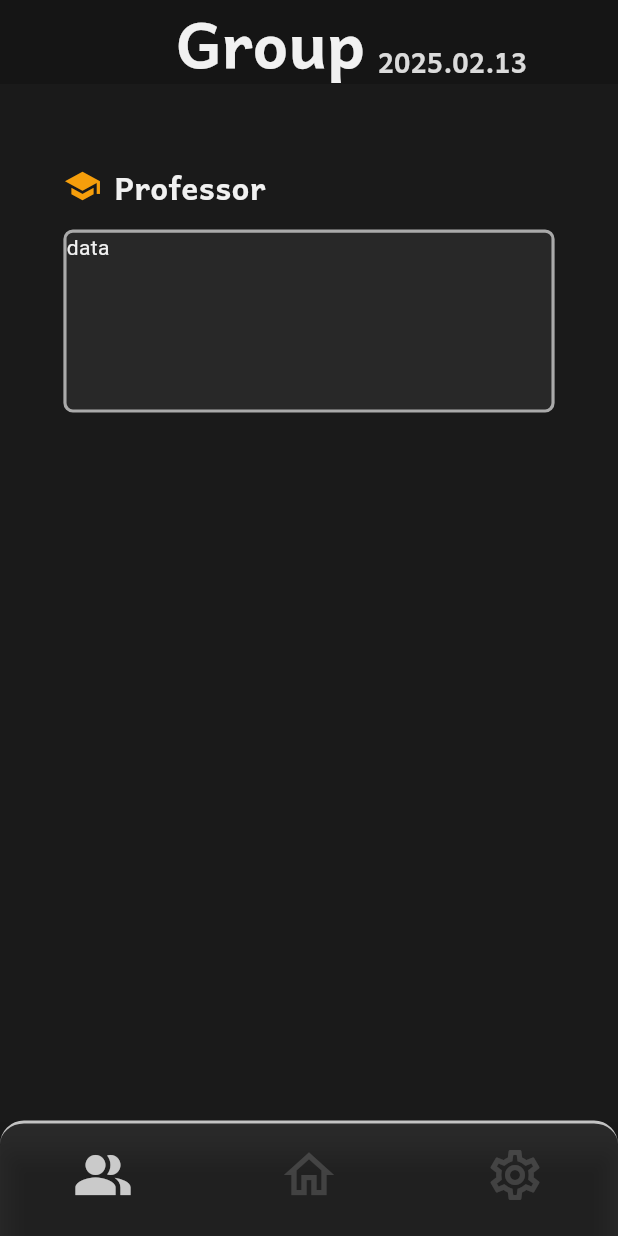
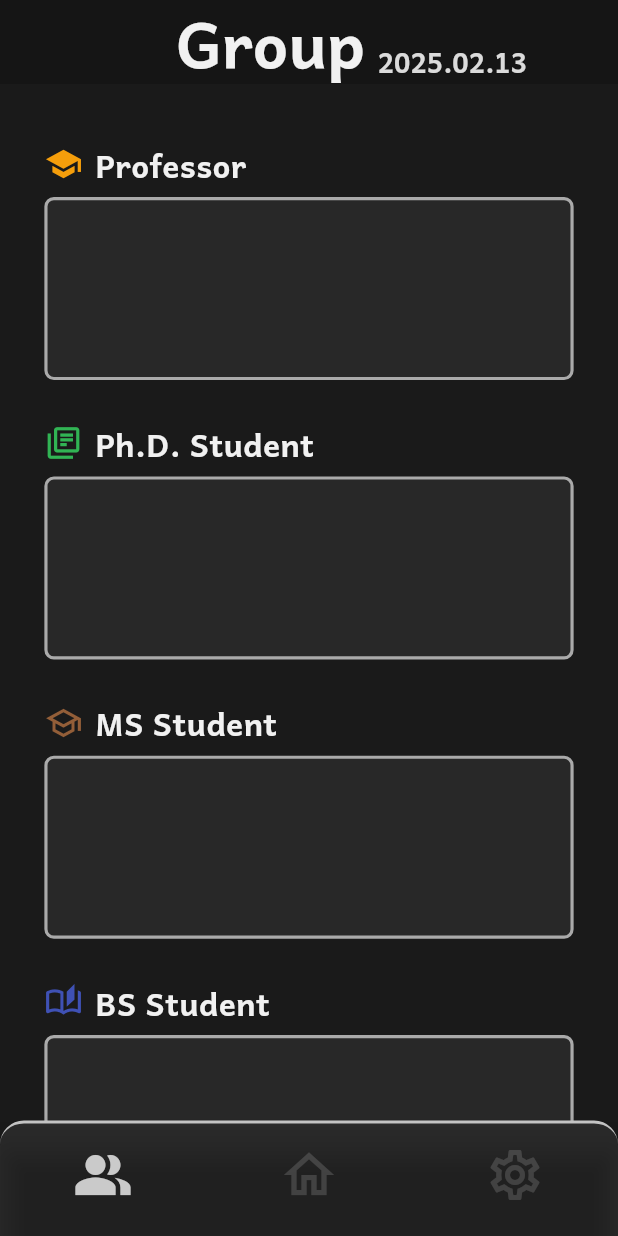
Before and after one commit to seungminhan2631/msdl, a Flutter app: the GroupScreen screen opened by its route, on a phone screen of 412 x 824 dp. Run offline on Flutter 3.47's test engine with Material 3 defaults, Android fonts, the light colour scheme and no system bars; our stand-ins replace sqflite; accounts and stored records are empty.

Commit message:
UPDATE
UPDATE

```diff
--- a/lib/features/screens/Group/group_Screen.dart
+++ b/lib/features/screens/Group/group_Screen.dart
@@ -91,7 +91,7 @@ class _GroupScreenState extends State<GroupScreen> {
             padding: EdgeInsets.symmetric(vertical: 20.h),
             child: Padding(
               padding: EdgeInsets.symmetric(
-                  vertical: Sizes.size32, horizontal: Sizes.size40),
+                  vertical: Sizes.size18, horizontal: Sizes.size28),
               child: Column(
                 children: [
                   Sectiontitle(
@@ -99,9 +99,67 @@ class _GroupScreenState extends State<GroupScreen> {
                     text: "Professor",
                     iconColor: Color(0xFFF59E0B),
                   ),
-                  Gaps.v14,
+                  Gaps.v7,
                   CustomContainer(
-                    child: Text("data"),
+                    child: ListView.builder(
+                      shrinkWrap: true,
+                      itemCount: groupData["Professor"]?.length ?? 0,
+                      itemBuilder: (context, index) {
+                        final user = groupData["Professor"]![index];
+                        return groupContainerText(user);
+                      },
+                    ),
+                  ),
+                  Gaps.v28,
+                  Sectiontitle(
+                    icon: Icons.library_books_outlined,
+                    text: "Ph.D. Student",
+                    iconColor: Color(0xFF31B454),
+                  ),
+                  Gaps.v7,
+                  CustomContainer(
+                    child: ListView.builder(
+                      shrinkWrap: true,
+                      itemCount: groupData["Ph.D. Student"]?.length ?? 0,
+                      itemBuilder: (context, index) {
+                        final user = groupData["Ph.D. Student"]![index];
+                        return groupContainerText(user);
+                      },
+                    ),
+                  ),
+                  Gaps.v28,
+                  Sectiontitle(
+                    icon: Icons.school_outlined,
+                    text: "MS Student",
+                    iconColor: Color(0xFF935E38),
+                  ),
+                  Gaps.v7,
+                  CustomContainer(
+                    child: ListView.builder(
+                      shrinkWrap: true,
+                      itemCount: groupData["MS Student"]?.length ?? 0,
+                      itemBuilder: (context, index) {
+                        final user = groupData["MS Student"]![index];
+                        return groupContainerText(user);
+                      },
+                    ),
+                  ),
+                  Gaps.v28,
+                  Sectiontitle(
+                    icon: Icons.auto_stories_outlined,
+                    text: "BS Student",
+                    iconColor: Color(0xFF3F51B5),
+                  ),
+                  Gaps.v7,
+                  CustomContainer(
+                    child: ListView.builder(
+                      shrinkWrap: true,
+                      itemCount: groupData["BS Student"]?.length ?? 0,
+                      itemBuilder: (context, index) {
+                        final user = groupData["BS Student"]![index];
+                        return groupContainerText(user);
+                      },
+                    ),
                   )
                 ],
               ),
```
